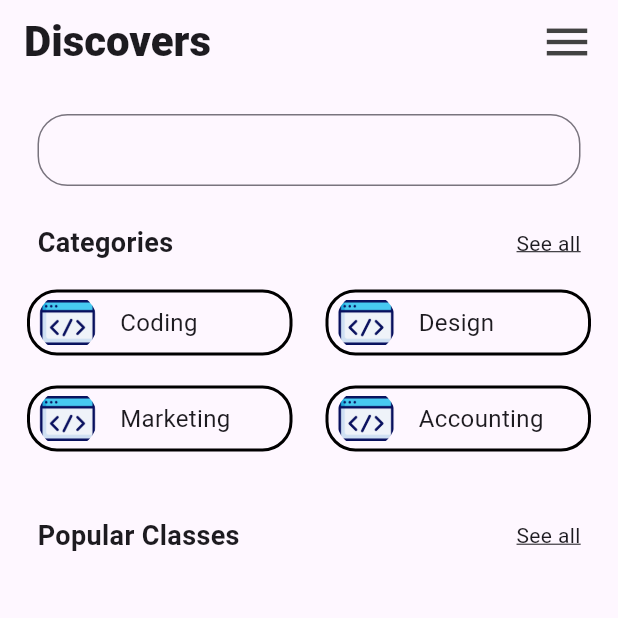
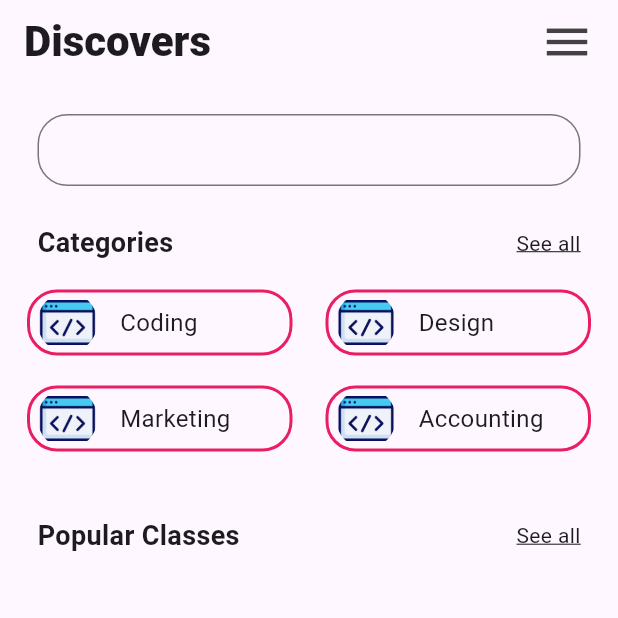
Before and after one commit to Mehnafathima/retro-ui, a Flutter app: the screen it shows after launch, on a phone screen of 412 x 824 dp, the top half of it. Run offline on Flutter 3.47's test engine with Material 3 defaults, Android fonts, the phone set to English and light mode, and no system bars.

Commit message:
commit1132024

```diff
--- a/lib/util/category_tile.dart
+++ b/lib/util/category_tile.dart
@@ -16,7 +16,7 @@ class CategoryTile extends StatelessWidget {
       padding: const EdgeInsets.all(8.0),
       child: Container(
         decoration: BoxDecoration(
-          border: Border.all(width: 2, color: Colors.black), // Black border
+          border: Border.all(width: 2, color: Colors.pink), // Black border
           borderRadius: BorderRadius.circular(20.0), // Optional: Add border radius for a rounded look
         ),
         child: Row(
```
